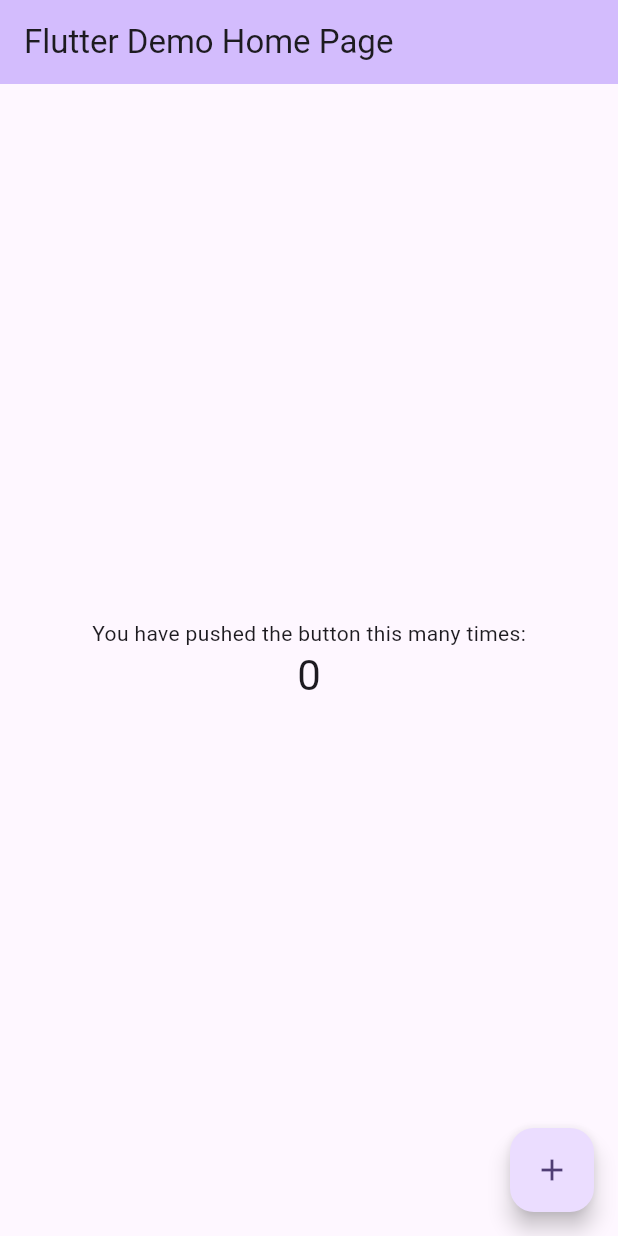
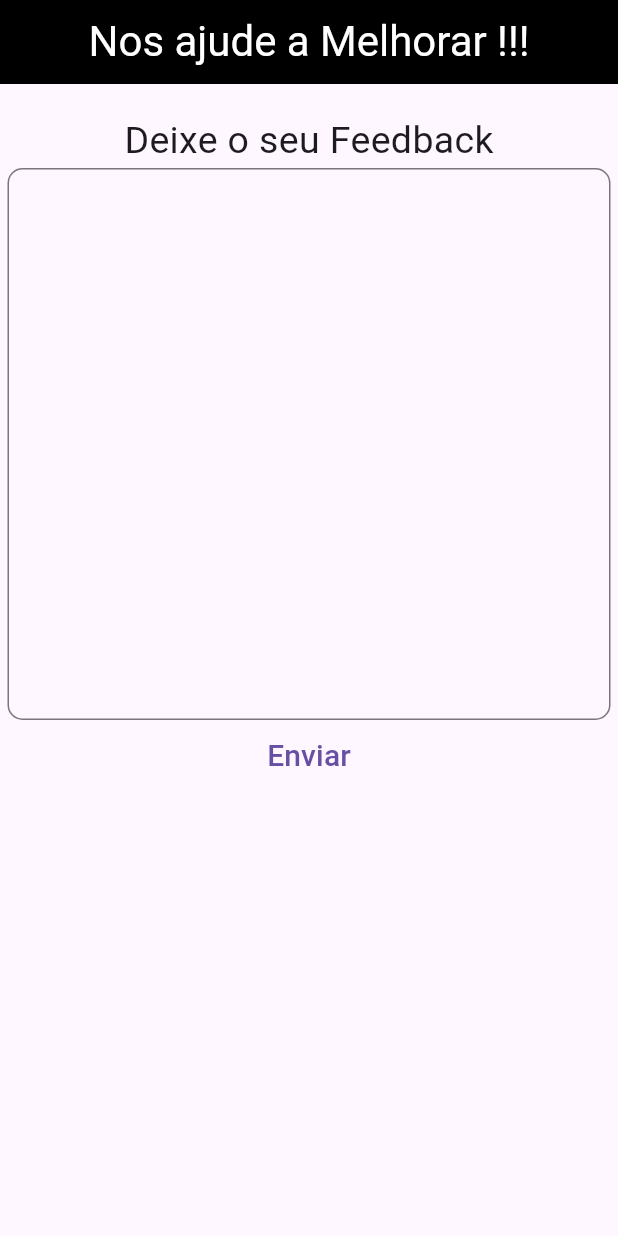
Before and after one commit to Fabdosantos/feedback_app, a Flutter app: the screen it shows after launch, on a phone screen of 412 x 824 dp. Run offline on Flutter 3.47's test engine with Material 2 defaults, Android fonts, the phone set to English and light mode, and no system bars; our stand-ins replace lottie.

Commit message:
Projeto Terminado

```diff
--- /dev/null
+++ b/lib/home_page.dart
@@ -0,0 +1,72 @@
+import 'thanks_page.dart';
+import 'package:flutter/material.dart';
+
+class HomePage extends StatelessWidget {
+  final _formKey = GlobalKey<FormState>();
+  HomePage({super.key});
+
+  @override
+  Widget build(BuildContext context) {
+    return Scaffold(
+      appBar: AppBar(
+        backgroundColor: Colors.black,
+        title: const Text(
+          'Nos ajude a Melhorar !!!',
+          style: TextStyle(color: Colors.white, fontSize: 28),
+        ),
+        centerTitle: true,
+      ),
+      body: SingleChildScrollView(
+        child: Form(
+          key: _formKey,
+          child: Padding(
+            padding: const EdgeInsets.only(top: 20, left: 5, right: 5),
+            child: Column(
+              mainAxisAlignment: MainAxisAlignment.center,
+              children: [
+                const Text(
+                  'Deixe o seu Feedback',
+                  style: TextStyle(fontSize: 25),
+                ),
+                TextFormField(
+                  validator: (String? value) {
+                    if (value!.isEmpty) {
+                      return "Não pode ser vazio!";
+                    }
+                    if (value.length < 5) {
+                      return "Quantidade de caracteres muito curto!";
+                    }
+
+                    return null;
+                  },
+                  decoration: InputDecoration(
+                    errorStyle: const TextStyle(fontSize: 16),
+                    border: OutlineInputBorder(
+                      borderRadius: BorderRadius.circular(10),
+                    ),
+                  ),
+                  maxLines: 14,
+                ),
+                TextButton(
+                  onPressed: () {
+                    if (_formKey.currentState!.validate()) {
+                      Navigator.of(context).push(
+                        MaterialPageRoute(
+                          builder: (context) => const ThanksPage(),
+                        ),
+                      );
+                    }
+                  },
+                  child: const Text(
+                    'Enviar',
+                    style: TextStyle(fontSize: 20),
+                  ),
+                ),
+              ],
+            ),
+          ),
+        ),
+      ),
+    );
+  }
+}
--- a/lib/main.dart
+++ b/lib/main.dart
@@ -1,125 +1,22 @@
 import 'package:flutter/material.dart';
 
+import 'home_page.dart';
+
 void main() {
-  runApp(const MyApp());
+  runApp(const FeedbackApp());
 }
 
-class MyApp extends StatelessWidget {
-  const MyApp({super.key});
+class FeedbackApp extends StatelessWidget {
+  const FeedbackApp({super.key});
 
-  // This widget is the root of your application.
   @override
   Widget build(BuildContext context) {
     return MaterialApp(
-      title: 'Flutter Demo',
+      title: 'Feedback App',
       theme: ThemeData(
-        // This is the theme of your application.
-        //
-        // TRY THIS: Try running your application with "flutter run". You'll see
-        // the application has a blue toolbar. Then, without quitting the app,
-        // try changing the seedColor in the colorScheme below to Colors.green
-        // and then invoke "hot reload" (save your changes or press the "hot
-        // reload" button in a Flutter-supported IDE, or press "r" if you used
-        // the command line to start the app).
-        //
-        // Notice that the counter didn't reset back to zero; the application
-        // state is not lost during the reload. To reset the state, use hot
-        // restart instead.
-        //
-        // This works for code too, not just values: Most code changes can be
-        // tested with just a hot reload.
-        colorScheme: ColorScheme.fromSeed(seedColor: Colors.deepPurple),
         useMaterial3: true,
       ),
-      home: const MyHomePage(title: 'Flutter Demo Home Page'),
+      home: HomePage(),
     );
   }
 }
-
-class MyHomePage extends StatefulWidget {
-  const MyHomePage({super.key, required this.title});
-
-  // This widget is the home page of your application. It is stateful, meaning
-  // that it has a State object (defined below) that contains fields that affect
-  // how it looks.
-
-  // This class is the configuration for the state. It holds the values (in this
-  // case the title) provided by the parent (in this case the App widget) and
-  // used by the build method of the State. Fields in a Widget subclass are
-  // always marked "final".
-
-  final String title;
-
-  @override
-  State<MyHomePage> createState() => _MyHomePageState();
-}
-
-class _MyHomePageState extends State<MyHomePage> {
-  int _counter = 0;
-
-  void _incrementCounter() {
-    setState(() {
-      // This call to setState tells the Flutter framework that something has
-      // changed in this State, which causes it to rerun the build method below
-      // so that the display can reflect the updated values. If we changed
-      // _counter without calling setState(), then the build method would not be
-      // called again, and so nothing would appear to happen.
-      _counter++;
-    });
-  }
-
-  @override
-  Widget build(BuildContext context) {
-    // This method is rerun every time setState is called, for instance as done
-    // by the _incrementCounter method above.
-    //
-    // The Flutter framework has been optimized to make rerunning build methods
-    // fast, so that you can just rebuild anything that needs updating rather
-    // than having to individually change instances of widgets.
-    return Scaffold(
-      appBar: AppBar(
-        // TRY THIS: Try changing the color here to a specific color (to
-        // Colors.amber, perhaps?) and trigger a hot reload to see the AppBar
-        // change color while the other colors stay the same.
-        backgroundColor: Theme.of(context).colorScheme.inversePrimary,
-        // Here we take the value from the MyHomePage object that was created by
-        // the App.build method, and use it to set our appbar title.
-        title: Text(widget.title),
-      ),
-      body: Center(
-        // Center is a layout widget. It takes a single child and positions it
-        // in the middle of the parent.
-        child: Column(
-          // Column is also a layout widget. It takes a list of children and
-          // arranges them vertically. By default, it sizes itself to fit its
-          // children horizontally, and tries to be as tall as its parent.
-          //
-          // Column has various properties to control how it sizes itself and
-          // how it positions its children. Here we use mainAxisAlignment to
-          // center the children vertically; the main axis here is the vertical
-          // axis because Columns are vertical (the cross axis would be
-          // horizontal).
-          //
-          // TRY THIS: Invoke "debug painting" (choose the "Toggle Debug Paint"
-          // action in the IDE, or press "p" in the console), to see the
-          // wireframe for each widget.
-          mainAxisAlignment: MainAxisAlignment.center,
-          children: <Widget>[
-            const Text(
-              'You have pushed the button this many times:',
-            ),
-            Text(
-              '$_counter',
-              style: Theme.of(context).textTheme.headlineMedium,
-            ),
-          ],
-        ),
-      ),
-      floatingActionButton: FloatingActionButton(
-        onPressed: _incrementCounter,
-        tooltip: 'Increment',
-        child: const Icon(Icons.add),
-      ), // This trailing comma makes auto-formatting nicer for build methods.
-    );
-  }
-}
--- a/pubspec.yaml
+++ b/pubspec.yaml
@@ -30,7 +30,7 @@ environment:
 dependencies:
   flutter:
     sdk: flutter
-
+  lottie: ^2.7.0
 
   # The following adds the Cupertino Icons font to your application.
   # Use with the CupertinoIcons class for iOS style icons.
```
Also changed, not shown: lib/thanks_page.dart (added, +36 -0 lines), pubspec.lock, 1 other file.
